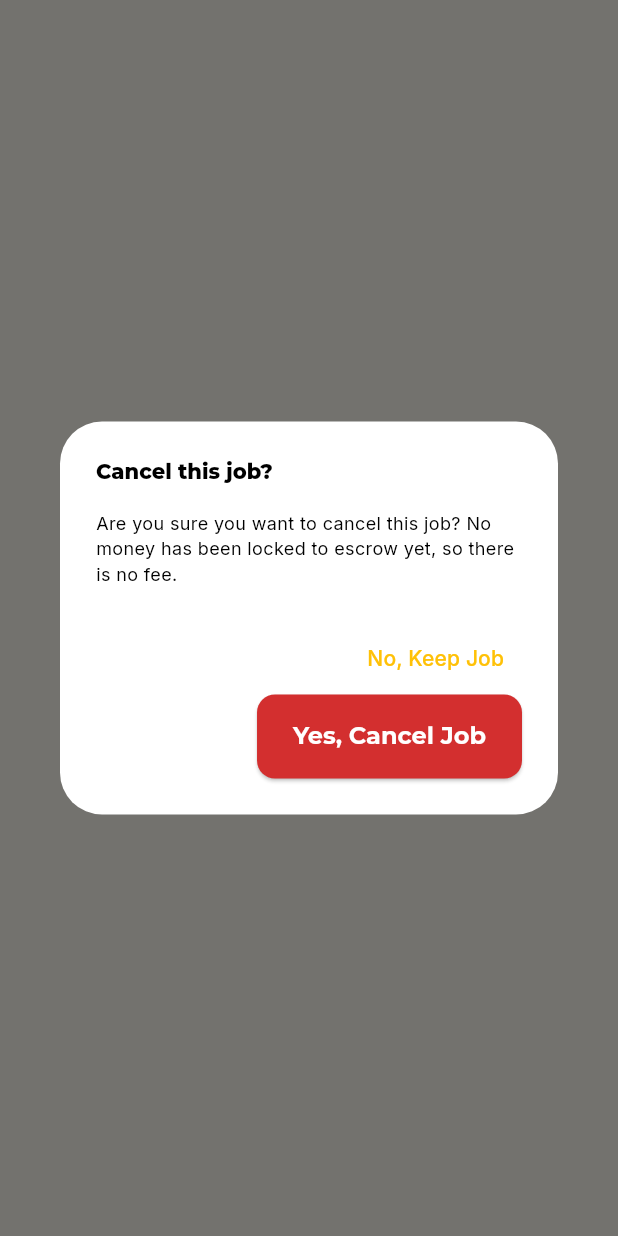
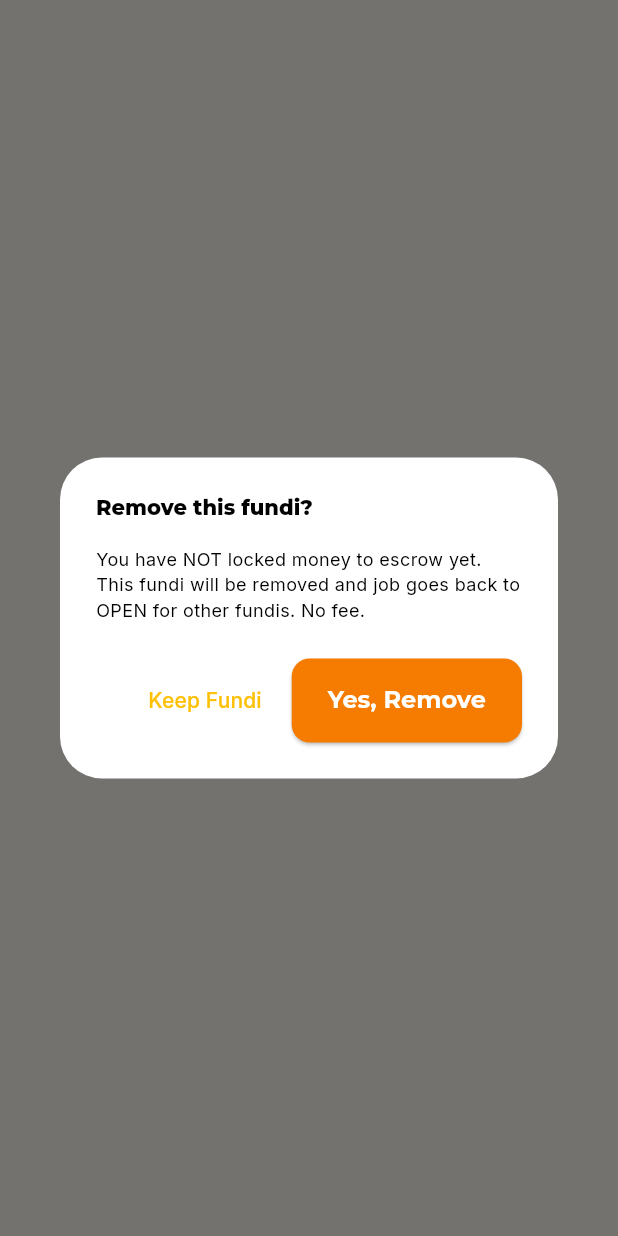
Before and after one commit to cypherallan/fundipap, a Flutter app: what showCancelDialog() shows on an empty page, opened directly with empty values, on a phone screen of 412 x 824 dp. Run offline on Flutter 3.47's test engine with Material 3 defaults, Android fonts, the phone set to English and light mode, and no system bars; our stand-ins replace cloud_firestore, firebase_auth, firebase_core, firebase_database, firebase_storage, geolocator and 2 more; accounts and stored records are empty; network calls fail.

```diff
--- a/lib/screens/customer/home/timeline/customer_fundi_timeline_page.dart
+++ b/lib/screens/customer/home/timeline/customer_fundi_timeline_page.dart
@@ -330,7 +330,7 @@ class _CustomerFundiTimelinePageState extends State<CustomerFundiTimelinePage>
             canCancel: canClientCancel,
             jobId: widget.jobId,
             job: job,
-            isClient: false,
+            isClient: true,
             child: list,
           );
         },
--- a/lib/screens/customer/services/cancel/client_cancel_service.dart
+++ b/lib/screens/customer/services/cancel/client_cancel_service.dart
@@ -109,28 +109,28 @@ class ClientCancelService {
         context: context,
         builder: (_) => AlertDialog(
           title: Text(
-            'Cancel this job?',
+            'Remove this fundi?',
             style: GoogleFonts.montserrat(
               fontWeight: FontWeight.w800,
               fontSize: 14,
             ),
           ),
           content: Text(
-            'Are you sure you want to cancel this job? No money has been locked to escrow yet, so there is no fee.',
+            'You have NOT locked money to escrow yet. This fundi will be removed and job goes back to OPEN for other fundis. No fee.',
             style: GoogleFonts.inter(fontSize: 12),
           ),
           actions: [
             TextButton(
               onPressed: () => Navigator.pop(context, false),
-              child: Text('No, Keep Job'),
+              child: Text('Keep Fundi'),
             ),
             ElevatedButton(
               style: ElevatedButton.styleFrom(
-                backgroundColor: Colors.red.shade700,
+                backgroundColor: Colors.orange.shade700,
                 foregroundColor: Colors.white,
               ),
               onPressed: () => Navigator.pop(context, true),
-              child: Text('Yes, Cancel Job'),
+              child: Text('Yes, Remove'),
             ),
           ],
         ),
--- a/lib/screens/fundi/home/fundi_home_actions_mixin.dart
+++ b/lib/screens/fundi/home/fundi_home_actions_mixin.dart
@@ -104,7 +104,7 @@ mixin FundiHomeActionsMixin<T extends StatefulWidget> on State<T> {
       ScaffoldMessenger.of(context).showSnackBar(
         const SnackBar(
           backgroundColor: Colors.green,
-          content: Text('You are Online - receiving jobs near you (like Uber)'),
+          content: Text('You are Online - receiving jobs near you'),
         ),
       );
     }
```
